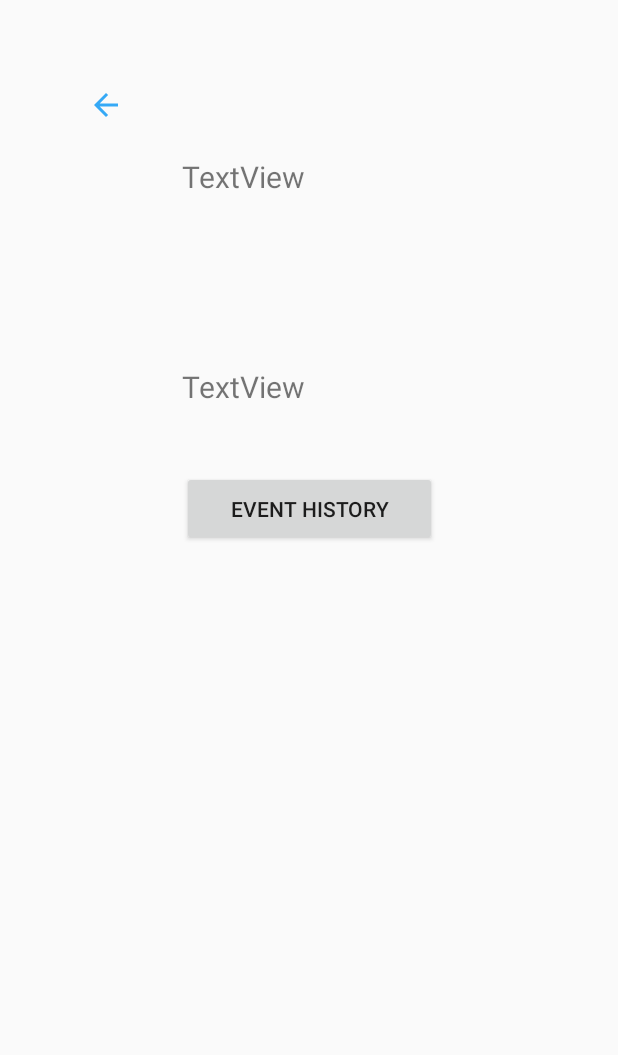
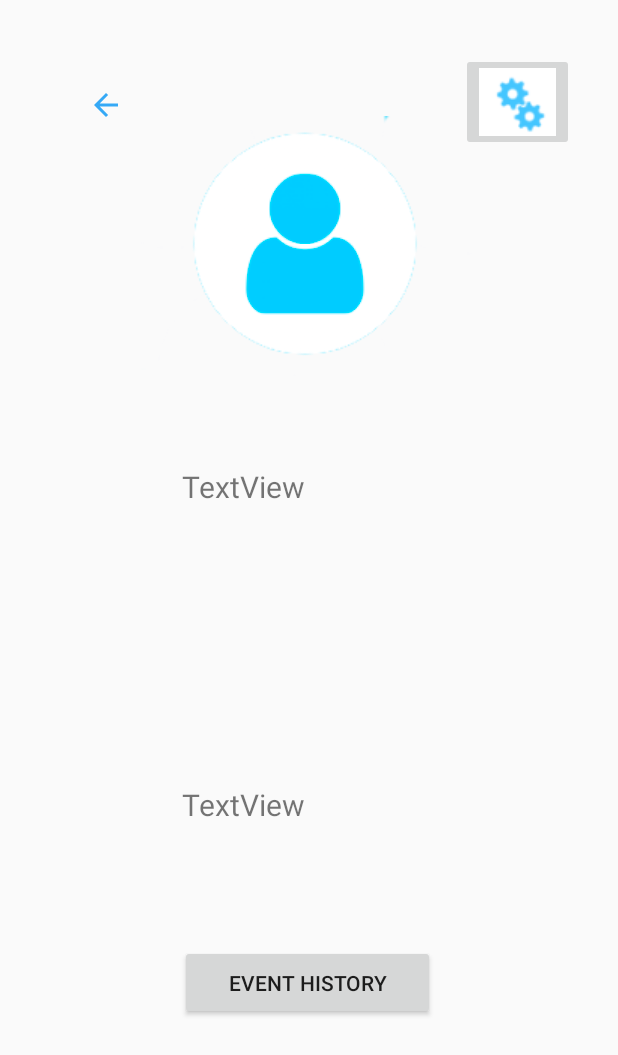
Before and after one commit to ciblorenzo12/EVO, an Android app: the screen it shows after launch once a user with an empty profile is signed in (Profile_Page), after a tap on "profile picture", on a phone screen of 412 x 824 dp. Shown: the top 1055 px of the screen. Run offline under Robolectric (Android 15) with nearby library versions, the phone set to English and light mode, and no system bars; our stand-ins replace Firebase (no records; nobody signed in at launch, a user with empty details on screens opened directly).

Commit message:
working on profile page

```diff
--- a/app/src/main/java/com/evopackage/evo/MainWindows_Create_Join_Event.java
+++ b/app/src/main/java/com/evopackage/evo/MainWindows_Create_Join_Event.java
@@ -47,11 +47,16 @@ public class MainWindows_Create_Join_Event extends AppCompatActivity implements
 
     @Override
     public void onClick(View v) {
+        user = FirebaseAuth.getInstance().getCurrentUser();
         if (v.getId() == btn.getId()) {
 
-            Intent car = new Intent(this, Profile_Page.class);
-            startActivity(car);
+            if(user!=null){
+            startActivity(new Intent(this, Profile_Page.class));
 
+            }
+            else{
+                startActivity(new Intent(this, Login.class));
+            }
 
         }
         if (v.getId() == qr.getId()) {
--- a/app/src/main/java/com/evopackage/evo/Profile_Page.java
+++ b/app/src/main/java/com/evopackage/evo/Profile_Page.java
@@ -1,5 +1,7 @@
 package com.evopackage.evo;
 
+import android.app.usage.NetworkStats;
+import android.content.Intent;
 import android.os.Bundle;
 import android.view.View;
 import android.widget.Button;
@@ -11,19 +13,20 @@ import androidx.appcompat.app.AppCompatActivity;
 
 import com.google.firebase.auth.FirebaseAuth;
 import com.google.firebase.auth.FirebaseUser;
+import com.google.firebase.database.DataSnapshot;
+import com.google.firebase.database.DatabaseReference;
 import com.google.firebase.database.FirebaseDatabase;
 
 
 public class Profile_Page extends AppCompatActivity implements View.OnClickListener {
 
-    private FirebaseAuth _authetication;
-    private FirebaseDatabase _Database = FirebaseDatabase.getInstance();
+    private FirebaseDatabase _database = FirebaseDatabase.getInstance();
 
     private TextView Display, FullName, DOB;
 
     private ImageView ProfilePic;
 
-    private ImageButton ProfileBack;
+    private ImageButton ProfileBack, ProfileSettings;
 
     private Button EventHistory;
 
@@ -32,23 +35,42 @@ public class Profile_Page extends AppCompatActivity implements View.OnClickListe
         super.onCreate(savedInstanceState);
         setContentView(R.layout.profile_page);
 
-        FirebaseDatabase Ref = null;
-        FirebaseUser user = _authetication.getCurrentUser();
+        FirebaseUser user = FirebaseAuth.getInstance().getCurrentUser();
+        //String display = String.valueOf(_database.getReference("users/"+user.getUid()+"/_displayname"));
+        //String Displayname = null;
+        //if (user != null) {
+          //  Displayname = user.getDisplayName();
+        //}
 
         Display = findViewById(R.id.DisplayName);
-        Display.setText((CharSequence) _Database.getReference("users/"+user.getUid()+"/_displayName"));
+        //Display.setText(Displayname);
+
         FullName = findViewById(R.id.FullName);
-        //FullName.setText();
+
         DOB = findViewById(R.id.DOB);
 
         ProfilePic = findViewById(R.id.profilepicture);
 
         ProfileBack = findViewById(R.id.profileBack);
 
+        ProfileSettings = findViewById(R.id.EditProfile);
+
         EventHistory = findViewById(R.id.EventHistory);
+
+        ProfileBack.setOnClickListener(this);
+        ProfileSettings.setOnClickListener(this);
+        EventHistory.setOnClickListener(this);
     }
     @Override
     public void onClick(View view) {
+        if(view.getId() == R.id.profileBack){
+            startActivity(new Intent(this, MainWindows_Create_Join_Event.class));
+        }
+        if(view.getId() == R.id.EditProfile){
+            startActivity(new Intent(this,User_Profile_picture.class));
+        }
+        if(view.getId() == R.id.EventHistory){
 
+        }
     }
 }
--- a/app/src/main/java/com/evopackage/evo/User_Profile_picture.java
+++ b/app/src/main/java/com/evopackage/evo/User_Profile_picture.java
@@ -62,7 +62,7 @@ public class User_Profile_picture extends AppCompatActivity implements View.OnCl
     @Override
     public void onClick(View view) {
         if(view.getId() == R.id.ProfileSettingsBack){
-            startActivity(new Intent(this, MainWindows_Create_Join_Event.class));
+            startActivity(new Intent(this, Profile_Page.class));
         }
         //save changes
         else if(view.getId() == R.id.ProfSave){
--- a/app/src/main/res/layout/profile_page.xml
+++ b/app/src/main/res/layout/profile_page.xml
@@ -2,6 +2,7 @@
 <androidx.constraintlayout.widget.ConstraintLayout xmlns:android="http://schemas.android.com/apk/res/android"
     xmlns:app="http://schemas.android.com/apk/res-auto"
     xmlns:tools="http://schemas.android.com/tools"
+    android:id="@+id/pro"
     android:layout_width="match_parent"
     android:layout_height="match_parent"
     tools:context=".Profile_Page">
@@ -28,21 +29,24 @@
         android:id="@+id/profilepicture"
         android:layout_width="wrap_content"
         android:layout_height="wrap_content"
-        android:layout_marginTop="84dp"
+        android:layout_marginTop="77dp"
+        app:layout_constraintBottom_toBottomOf="parent"
         app:layout_constraintEnd_toEndOf="parent"
         app:layout_constraintHorizontal_bias="0.498"
         app:layout_constraintStart_toStartOf="parent"
         app:layout_constraintTop_toTopOf="parent"
-        tools:srcCompat="@tools:sample/avatars" />
+        app:layout_constraintVertical_bias="0.0"
+        app:srcCompat="@drawable/profile" />
 
     <TextView
         android:id="@+id/DisplayName"
         android:layout_width="170dp"
         android:layout_height="50dp"
-        android:layout_marginTop="20dp"
+        android:layout_marginTop="60dp"
         android:text="TextView"
         android:textSize="20sp"
         app:layout_constraintEnd_toEndOf="parent"
+        app:layout_constraintHorizontal_bias="0.502"
         app:layout_constraintStart_toStartOf="parent"
         app:layout_constraintTop_toBottomOf="@+id/profilepicture" />
 
@@ -50,10 +54,11 @@
         android:id="@+id/FullName"
         android:layout_width="170dp"
         android:layout_height="50dp"
-        android:layout_marginTop="20dp"
+        android:layout_marginTop="56dp"
         android:text=""
         android:textSize="20sp"
         app:layout_constraintEnd_toEndOf="parent"
+        app:layout_constraintHorizontal_bias="0.502"
         app:layout_constraintStart_toStartOf="parent"
         app:layout_constraintTop_toBottomOf="@+id/DisplayName" />
 
@@ -61,10 +66,11 @@
         android:id="@+id/DOB"
         android:layout_width="170dp"
         android:layout_height="50dp"
-        android:layout_marginTop="20dp"
+        android:layout_marginTop="56dp"
         android:text="TextView"
         android:textSize="20sp"
         app:layout_constraintEnd_toEndOf="parent"
+        app:layout_constraintHorizontal_bias="0.502"
         app:layout_constraintStart_toStartOf="parent"
         app:layout_constraintTop_toBottomOf="@+id/FullName" />
 
@@ -73,8 +79,25 @@
         android:layout_width="170dp"
         android:layout_height="50dp"
         android:layout_marginTop="20dp"
+        android:onClick="onClick"
         android:text="Event History"
+        app:layout_constraintBottom_toBottomOf="parent"
         app:layout_constraintEnd_toEndOf="parent"
+        app:layout_constraintHorizontal_bias="0.497"
         app:layout_constraintStart_toStartOf="parent"
-        app:layout_constraintTop_toBottomOf="@+id/DOB" />
+        app:layout_constraintTop_toBottomOf="@+id/DOB"
+        app:layout_constraintVertical_bias="0.205" />
+
+    <ImageButton
+        android:id="@+id/EditProfile"
+        android:layout_width="wrap_content"
+        android:layout_height="wrap_content"
+        app:layout_constraintBottom_toBottomOf="parent"
+        app:layout_constraintEnd_toEndOf="parent"
+        app:layout_constraintHorizontal_bias="0.913"
+        app:layout_constraintStart_toStartOf="parent"
+        app:layout_constraintTop_toTopOf="parent"
+        app:layout_constraintVertical_bias="0.047"
+        app:srcCompat="@drawable/settings2" />
+
 </androidx.constraintlayout.widget.ConstraintLayout>
```
Also changed, not shown: app/src/main/java/com/evopackage/evo/Register_user.java (+80 -2 lines), app/src/main/java/com/evopackage/evo/User_information.java (+21 -3 lines), app/src/main/res/layout/activity_register_user.xml (+18 -5 lines).
